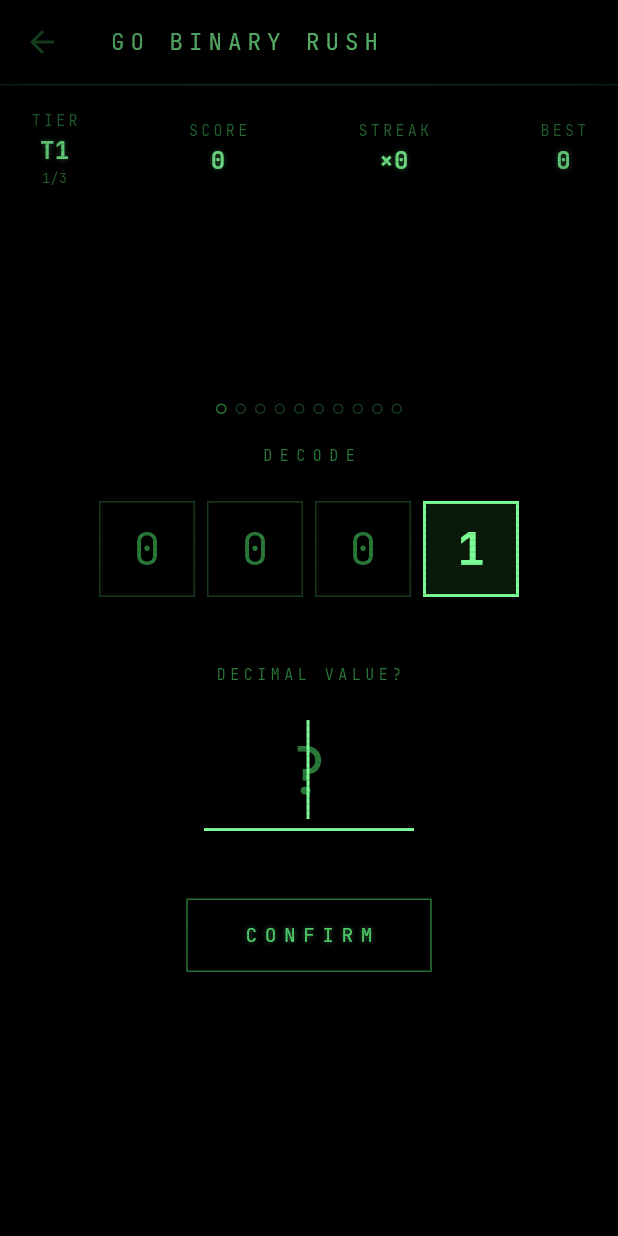
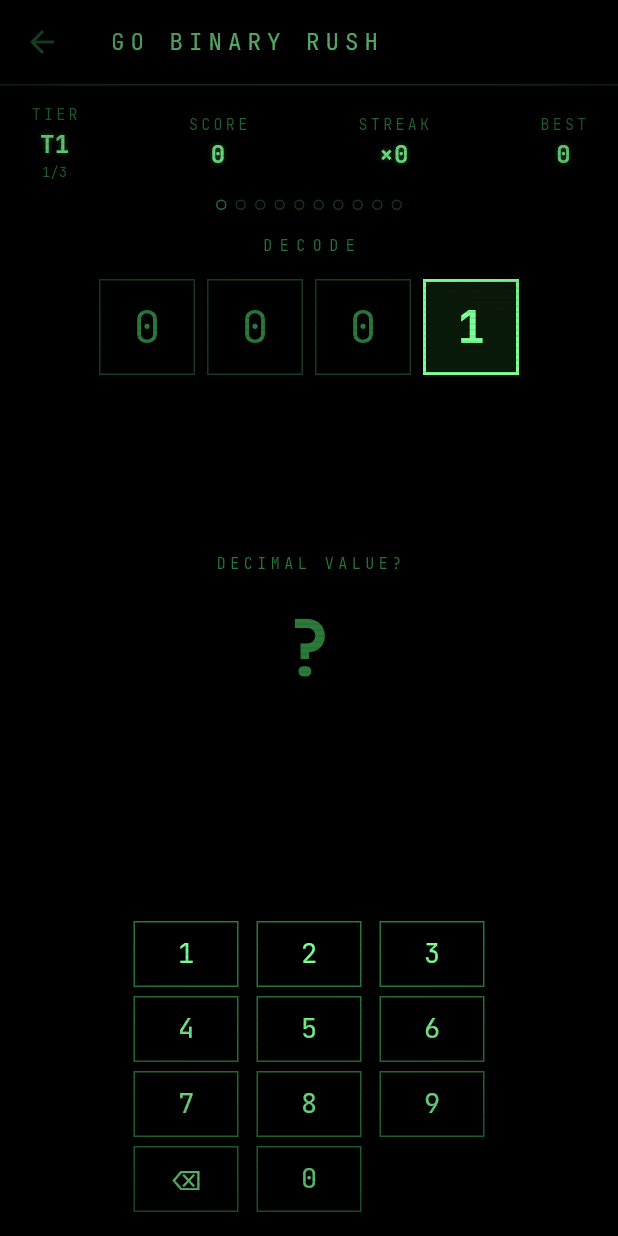
Before and after one commit to jankovicsrb-droid/go-binary-rush, a Flutter app: the ReverseScreen screen opened directly, on a phone screen of 412 x 824 dp. Run offline on Flutter 3.47's test engine with Material 3 defaults, Android fonts, the phone set to English and light mode, and no system bars; our stand-ins replace google_fonts, shared_preferences; accounts and stored records are empty.

Commit message:
Fix mobile UI bugs found during on-device testing
- HEX WORD keyboard (HexWord, SpeedBurst, DailyChallenge): add
  MediaQuery.padding.bottom so the custom keyboard clears the system
  navigation bar and is never cut off
- HEX WORD keys: increase tap target from 30×38 to 32×42 to reduce
  mis-taps on small screens
- Reference screen: move bit-row labels to a Column above BitRow
  instead of a side-by-side Row, so tiles are never clipped on narrow
  screens; BitRow now uses LayoutBuilder to scale tile size dynamically
  when parent width is bounded
- Reverse screen & SpeedBurst REVERSE: replace TextField (opens native
  keyboard) with a custom numeric numpad — consistent hacker aesthetic,
  no native keyboard pop-up anywhere in the app

Co-Authored-By: Claude Sonnet 4.6 <noreply@anthropic.com>

```diff
--- a/lib/screens/daily_challenge_screen.dart
+++ b/lib/screens/daily_challenge_screen.dart
@@ -478,7 +478,7 @@ class _DailyChallengeScreenState extends State<DailyChallengeScreen>
                   isLast: _current + 1 >= _total)
               : const SizedBox(height: 46, key: ValueKey('ph')),
         ),
-        const SizedBox(height: 16),
+        SizedBox(height: MediaQuery.of(context).padding.bottom + 10),
       ],
     );
   }
@@ -561,8 +561,8 @@ class _DailyChallengeScreenState extends State<DailyChallengeScreen>
                             child: Container(
                               margin:
                                   const EdgeInsets.symmetric(horizontal: 2),
-                              width: 30,
-                              height: 38,
+                              width: 32,
+                              height: 42,
                               decoration: BoxDecoration(
                                   border: Border.all(
                                       color: _solved
--- a/lib/screens/hex_word_screen.dart
+++ b/lib/screens/hex_word_screen.dart
@@ -202,7 +202,7 @@ class _HexWordScreenState extends State<HexWordScreen>
           _keyboard(),
           const SizedBox(height: 10),
           _nextButton(),
-          const SizedBox(height: 16),
+          SizedBox(height: MediaQuery.of(context).padding.bottom + 10),
         ],
       ),
     );
@@ -333,8 +333,8 @@ class _HexWordScreenState extends State<HexWordScreen>
       onTap: () => _tapLetter(letter),
       child: Container(
         margin: const EdgeInsets.symmetric(horizontal: 2),
-        width: 30,
-        height: 38,
+        width: 32,
+        height: 42,
         decoration: BoxDecoration(
           border: Border.all(
               color: _solved ? AppColors.g1 : AppColors.g2),
--- a/lib/screens/reverse_screen.dart
+++ b/lib/screens/reverse_screen.dart
@@ -36,7 +36,7 @@ class _ReverseScreenState extends State<ReverseScreen>
 
   static const int _lapSize = GamePips.lapSize;
 
-  final TextEditingController _inputController = TextEditingController();
+  String _inputEntry = '';
   late AnimationController _pulseController;
   late Animation<double> _pulseAnim;
   late Animation<double> _scaleAnim;
@@ -77,7 +77,6 @@ class _ReverseScreenState extends State<ReverseScreen>
   @override
   void dispose() {
     _advanceTimer?.cancel();
-    _inputController.dispose();
     _pulseController.dispose();
     super.dispose();
   }
@@ -85,15 +84,21 @@ class _ReverseScreenState extends State<ReverseScreen>
   List<int> _toBits(int value, int numBits) =>
       List.generate(numBits, (i) => (value >> (numBits - 1 - i)) & 1);
 
-  void _submit() {
+  void _tapDigit(String d) {
     if (_solved) return;
-    final input = int.tryParse(_inputController.text.trim());
-    if (input == null) return;
+    if (d == '⌫') {
+      if (_inputEntry.isNotEmpty) {
+        setState(() => _inputEntry = _inputEntry.substring(0, _inputEntry.length - 1));
+      }
+      return;
+    }
+    final next = _inputEntry + d;
+    setState(() => _inputEntry = next);
+    final input = int.tryParse(next);
     if (input == _target) {
       _onCorrect();
-    } else {
-      setState(() => _wrong = true);
-      _inputController.clear();
+    } else if (next.length >= _target.toString().length) {
+      setState(() { _wrong = true; _inputEntry = ''; });
       Future.delayed(const Duration(milliseconds: 700), () {
         if (mounted) setState(() => _wrong = false);
       });
@@ -103,7 +108,6 @@ class _ReverseScreenState extends State<ReverseScreen>
   void _onCorrect() {
     HapticFeedback.mediumImpact();
     final earned = _scoreEngine!.onCorrect();
-    _inputController.clear();
     setState(() {
       _solved = true;
       _flashOpacity = 1.0;
@@ -129,6 +133,7 @@ class _ReverseScreenState extends State<ReverseScreen>
       _bits = _toBits(target, gen.currentBits);
       _solved = false;
       _wrong = false;
+      _inputEntry = '';
       _lapSolved = (_lapSolved + 1) % _lapSize;
     });
   }
@@ -161,30 +166,51 @@ class _ReverseScreenState extends State<ReverseScreen>
       ),
       body: Stack(
         children: [
+          Column(
+            children: [
               Padding(
                 padding: const EdgeInsets.symmetric(horizontal: 20),
                 child: Column(
                   children: [
+                    const SizedBox(height: 12),
+                    GameHud(gen: gen, score: score),
+                    const SizedBox(height: 12),
+                    GamePips(lapSolved: _lapSolved, solved: _solved),
                     const SizedBox(height: 16),
-                GameHud(gen: gen, score: score),
-                const Spacer(),
-                GamePips(lapSolved: _lapSolved, solved: _solved),
-                const SizedBox(height: 20),
                     Text('DECODE', style: AppText.kicker(color: AppColors.g2)
                         .copyWith(letterSpacing: 5)),
-                const SizedBox(height: 24),
-                BitRow(
-                  bits: _bits,
-                  onToggle: (_) {},
-                  enabled: false,
-                ),
-                const SizedBox(height: 44),
-                _inputArea(),
-                const SizedBox(height: 32),
-                _feedback(),
-                const Spacer(),
+                    const SizedBox(height: 16),
+                    BitRow(bits: _bits, onToggle: (_) {}, enabled: false),
                   ],
                 ),
+              ),
+              Expanded(
+                child: Column(
+                  mainAxisAlignment: MainAxisAlignment.center,
+                  children: [
+                    Text('DECIMAL VALUE?',
+                        style: AppText.kicker(color: AppColors.g2)
+                            .copyWith(letterSpacing: 3)),
+                    const SizedBox(height: 12),
+                    _valueDisplay(),
+                    const SizedBox(height: 8),
+                    AnimatedOpacity(
+                      opacity: _wrong ? 1.0 : 0.0,
+                      duration: const Duration(milliseconds: 100),
+                      child: Text('WRONG',
+                          style: AppText.mono(size: 13, color: _red)
+                              .copyWith(letterSpacing: 5)),
+                    ),
+                    if (_solved) ...[
+                      const SizedBox(height: 16),
+                      _feedback(),
+                    ],
+                  ],
+                ),
+              ),
+              _numPad(),
+              SizedBox(height: MediaQuery.of(context).padding.bottom + 10),
+            ],
           ),
           IgnorePointer(
             child: AnimatedOpacity(
@@ -198,61 +224,60 @@ class _ReverseScreenState extends State<ReverseScreen>
     );
   }
 
-  Widget _inputArea() {
+  Widget _valueDisplay() {
+    final text = _inputEntry.isEmpty ? '?' : _inputEntry;
+    final color = _wrong ? _red : (_inputEntry.isEmpty ? _dimGreen : _green);
+    return Text(
+      text,
+      style: TextStyle(
+        fontSize: 52,
+        color: color,
+        fontFamily: 'JetBrains Mono',
+        fontWeight: FontWeight.bold,
+      ),
+    );
+  }
+
+  Widget _numPad() {
+    const rows = [
+      ['1', '2', '3'],
+      ['4', '5', '6'],
+      ['7', '8', '9'],
+      ['⌫', '0', ''],
+    ];
     return Column(
-      children: [
-        Text('DECIMAL VALUE?',
-            style: AppText.kicker(color: AppColors.g2).copyWith(letterSpacing: 3)),
-        const SizedBox(height: 16),
-        SizedBox(
-          width: 140,
-          child: TextField(
-            controller: _inputController,
-            enabled: !_solved,
-            keyboardType: TextInputType.number,
-            textAlign: TextAlign.center,
-            autofocus: true,
-            style: TextStyle(
-              fontSize: 44,
-              color: _wrong ? _red : _green,
-              fontFamily: 'JetBrains Mono',
+      children: rows
+          .map((row) => Padding(
+                padding: const EdgeInsets.only(bottom: 6),
+                child: Row(
+                  mainAxisAlignment: MainAxisAlignment.center,
+                  children: row
+                      .map((d) => d.isEmpty
+                          ? const SizedBox(width: 82)
+                          : GestureDetector(
+                              onTap: () => _tapDigit(d),
+                              child: Container(
+                                margin:
+                                    const EdgeInsets.symmetric(horizontal: 6),
+                                width: 70,
+                                height: 44,
+                                decoration: BoxDecoration(
+                                    border: Border.all(
+                                        color: _solved
+                                            ? _muteGreen
+                                            : _dimGreen)),
+                                alignment: Alignment.center,
+                                child: Text(d,
+                                    style: AppText.mono(
+                                        size: 18,
+                                        color:
+                                            _solved ? _muteGreen : _green)),
                               ),
-            decoration: InputDecoration(
-              hintText: '?',
-              hintStyle: const TextStyle(color: _dimGreen, fontSize: 44),
-              border: UnderlineInputBorder(
-                  borderSide: BorderSide(color: _dimGreen)),
-              focusedBorder: UnderlineInputBorder(
-                borderSide:
-                    BorderSide(color: _wrong ? _red : _green, width: 2),
+                            ))
+                      .toList(),
                 ),
-              enabledBorder: UnderlineInputBorder(
-                  borderSide: BorderSide(color: _dimGreen)),
-              disabledBorder: UnderlineInputBorder(
-                  borderSide: BorderSide(color: _muteGreen)),
-            ),
-            onSubmitted: (_) => _submit(),
-          ),
-        ),
-        const SizedBox(height: 10),
-        AnimatedOpacity(
-          opacity: _wrong ? 1.0 : 0.0,
-          duration: const Duration(milliseconds: 100),
-          child: Text('WRONG',
-              style: AppText.mono(size: 13, color: _red).copyWith(letterSpacing: 5)),
-        ),
-        const SizedBox(height: 16),
-        if (!_solved)
-          GestureDetector(
-            onTap: _submit,
-            child: Container(
-              padding: const EdgeInsets.symmetric(horizontal: 36, vertical: 14),
-              decoration: BoxDecoration(border: Border.all(color: _dimGreen)),
-              child: Text('CONFIRM',
-                  style: AppText.label().copyWith(letterSpacing: 5)),
-            ),
-          ),
-      ],
+              ))
+          .toList(),
     );
   }
 
--- a/lib/widgets/bit_row.dart
+++ b/lib/widgets/bit_row.dart
@@ -31,7 +31,12 @@ class BitRow extends StatelessWidget {
   @override
   Widget build(BuildContext context) {
     final int n = bits.length;
-    final double ts = _tileSize(n);
+
+    return LayoutBuilder(builder: (ctx, constraints) {
+      final double fallback = _tileSize(n);
+      final double ts = constraints.maxWidth.isFinite
+          ? ((constraints.maxWidth / n) - 8).clamp(20.0, fallback)
+          : fallback;
       final double colWidth = ts + 8;
       final double labelSize = (ts * 0.2).clamp(10, 14);
       final double exponentSize = (ts * 0.17).clamp(9, 12);
@@ -81,5 +86,6 @@ class BitRow extends StatelessWidget {
           ],
         ],
       );
+    });
   }
 }
```
Also changed, not shown: lib/screens/reference_screen.dart (+3 -6 lines), lib/screens/speed_burst_screen.dart (+72 -38 lines). Lines whose indentation alone changed are shown as unchanged.
